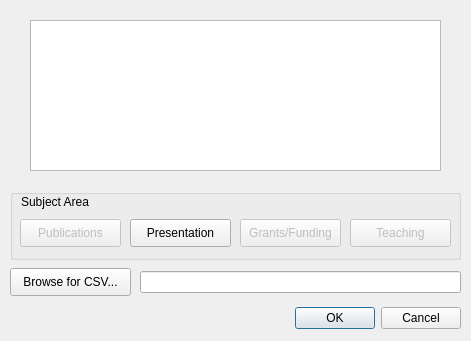
Myu84/CSS, file src/ui/fileinputdialog.ui: the form before one commit.
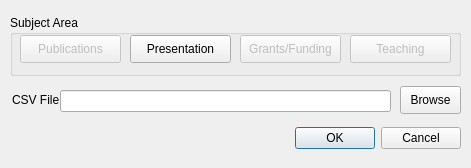
The form after the commit.

What changed in the file:
```diff
--- a/src/ui/fileinputdialog.ui
+++ b/src/ui/fileinputdialog.ui
@@ -7,7 +7,7 @@
     <x>0</x>
     <y>0</y>
     <width>471</width>
-    <height>341</height>
+    <height>168</height>
    </rect>
   </property>
   <property name="windowTitle">
@@ -17,11 +17,17 @@
    <property name="geometry">
     <rect>
      <x>20</x>
-     <y>302</y>
+     <y>122</y>
      <width>441</width>
      <height>32</height>
     </rect>
    </property>
+   <property name="sizePolicy">
+    <sizepolicy hsizetype="Fixed" vsizetype="Fixed">
+     <horstretch>0</horstretch>
+     <verstretch>0</verstretch>
+    </sizepolicy>
+   </property>
    <property name="orientation">
     <enum>Qt::Horizontal</enum>
    </property>
@@ -33,27 +39,14 @@
    <property name="geometry">
     <rect>
      <x>10</x>
-     <y>189</y>
+     <y>15</y>
      <width>451</width>
-     <height>71</height>
+     <height>61</height>
     </rect>
    </property>
    <property name="title">
-    <string/>
+    <string>Subject Area</string>
    </property>
-   <widget class="QLabel" name="subjectLabel">
-    <property name="geometry">
-     <rect>
-      <x>11</x>
-      <y>5</y>
-      <width>81</width>
-      <height>16</height>
-     </rect>
-    </property>
-    <property name="text">
-     <string>Subject Area</string>
-    </property>
-   </widget>
    <widget class="QPushButton" name="publicationsButton">
     <property name="enabled">
      <bool>false</bool>
@@ -61,7 +54,7 @@
     <property name="geometry">
      <rect>
       <x>10</x>
-      <y>30</y>
+      <y>20</y>
       <width>101</width>
       <height>28</height>
      </rect>
@@ -92,7 +85,7 @@
     <property name="geometry">
      <rect>
       <x>120</x>
-      <y>30</y>
+      <y>20</y>
       <width>101</width>
       <height>28</height>
      </rect>
@@ -114,7 +107,7 @@
     <property name="geometry">
      <rect>
       <x>230</x>
-      <y>30</y>
+      <y>20</y>
       <width>101</width>
       <height>28</height>
      </rect>
@@ -136,7 +129,7 @@
     <property name="geometry">
      <rect>
       <x>340</x>
-      <y>30</y>
+      <y>20</y>
       <width>101</width>
       <height>28</height>
      </rect>
@@ -155,22 +148,22 @@
   <widget class="QPushButton" name="browseButton">
    <property name="geometry">
     <rect>
-     <x>10</x>
-     <y>268</y>
-     <width>121</width>
+     <x>400</x>
+     <y>86</y>
+     <width>61</width>
      <height>28</height>
     </rect>
    </property>
    <property name="text">
-    <string>Browse for CSV...</string>
+    <string>Browse</string>
    </property>
   </widget>
   <widget class="QLineEdit" name="filenameText">
    <property name="geometry">
     <rect>
-     <x>140</x>
-     <y>271</y>
-     <width>321</width>
+     <x>60</x>
+     <y>90</y>
+     <width>331</width>
      <height>22</height>
     </rect>
    </property>
@@ -178,15 +171,18 @@
     <bool>true</bool>
    </property>
   </widget>
-  <widget class="QGraphicsView" name="unknownBox">
+  <widget class="QLabel" name="label">
    <property name="geometry">
     <rect>
-     <x>30</x>
-     <y>20</y>
-     <width>411</width>
-     <height>151</height>
+     <x>12</x>
+     <y>93</y>
+     <width>47</width>
+     <height>13</height>
     </rect>
    </property>
+   <property name="text">
+    <string>CSV File:</string>
+   </property>
   </widget>
  </widget>
  <resources/>
```
